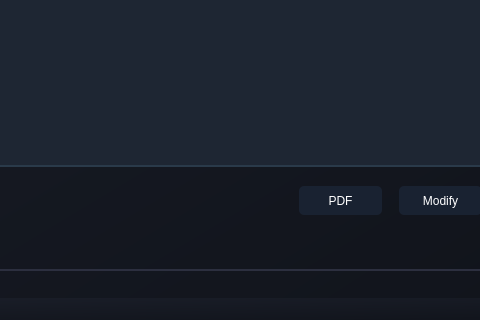
Above: MatchQ/mainwindow.ui from Azer-khadhraoui/ALDAWRY-FOOTBALL before the change; both pictures show x 373 to 853 and y 480 to 800 of the 1200 by 800 pixel window. Below: the same form after it.
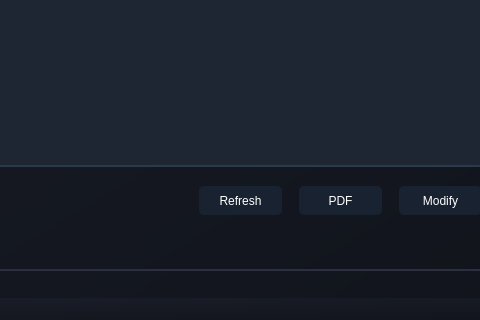
That is the form after the change. The open tabs and pages were chosen to show the change. Icons and pictures are not drawn.

Patch:
```diff
--- a/MatchQ/mainwindow.ui
+++ b/MatchQ/mainwindow.ui
@@ -710,6 +710,24 @@
        <string>PDF</string>
       </property>
      </widget>
+     <widget class="QPushButton" name="refresh">
+      <property name="geometry">
+       <rect>
+        <x>460</x>
+        <y>500</y>
+        <width>83</width>
+        <height>29</height>
+       </rect>
+      </property>
+      <property name="styleSheet">
+       <string notr="true">background-color: #192231;
+border-radius: 5px ;
+color: white;</string>
+      </property>
+      <property name="text">
+       <string>Refresh</string>
+      </property>
+     </widget>
     </widget>
     <widget class="QWidget" name="tab_2">
      <property name="styleSheet">
```
Left out of the diff: 2 changed lines with no effect on the pictures.
